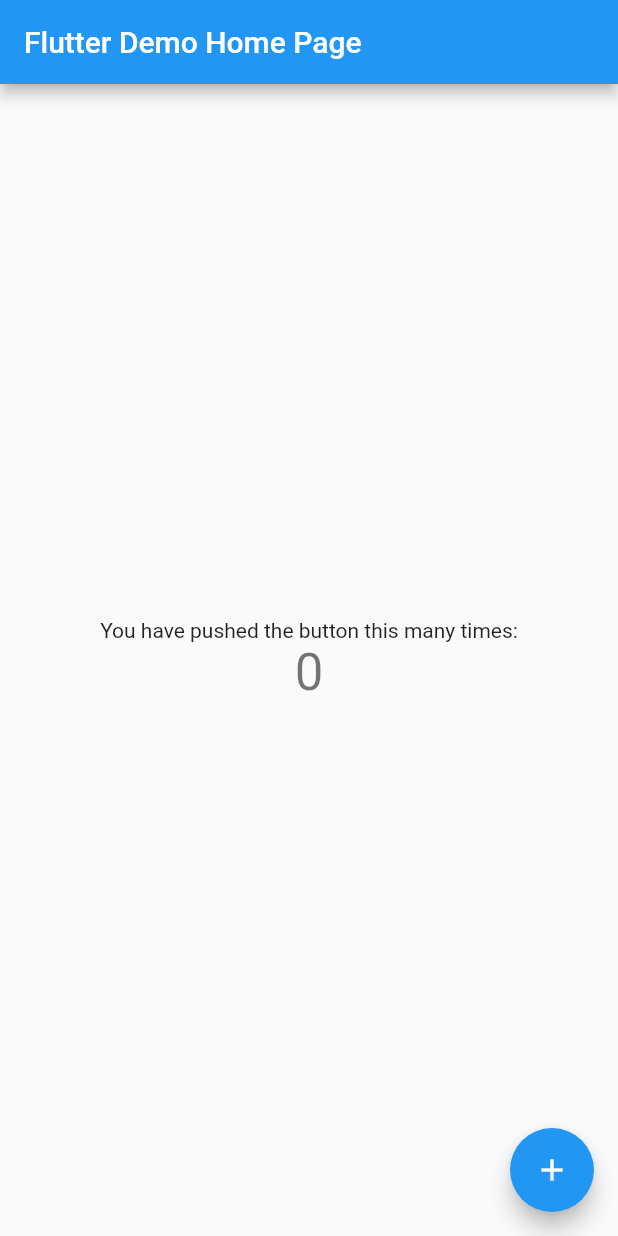
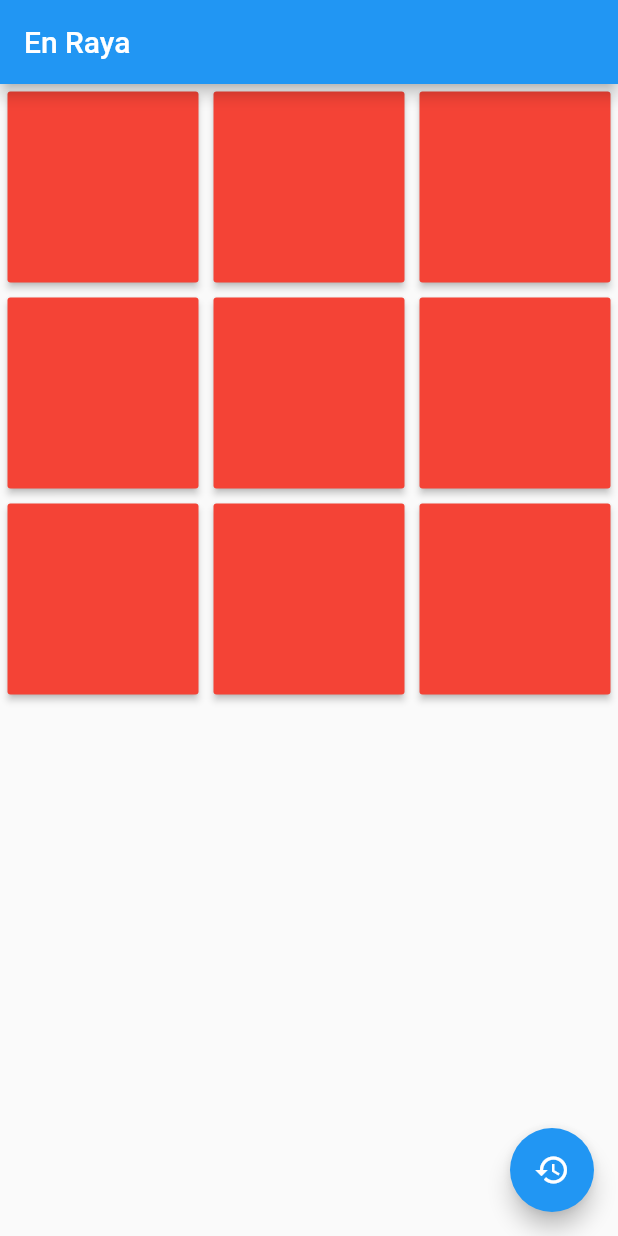
Before and after one commit to JhonatanPaucara/enRaya, a Flutter app: the screen it shows after launch, on a phone screen of 412 x 824 dp. Run offline on Flutter 3.47's test engine with Material 2 defaults, Android fonts, the phone set to English and light mode, and no system bars.

```diff
--- a/lib/main.dart
+++ b/lib/main.dart
@@ -10,7 +10,7 @@ class MyApp extends StatelessWidget {
       theme: ThemeData(
         primarySwatch: Colors.blue,
       ),
-      home: MyHomePage(title: 'Flutter Demo Home Page'),
+      home: MyHomePage(title: 'En Raya'),
     );
   }
 }
@@ -25,12 +25,36 @@ class MyHomePage extends StatefulWidget {
 
 class _MyHomePageState extends State<MyHomePage> {
   int _counter = 0;
+  var _marcas = [' ', ' ', ' ', ' ', ' ', ' ', ' ', ' ', ' '];
+  String _playerMark = ' ';
 
-  void _incrementCounter() {
+  void _incrementCounter(position) {
     setState(() {
-      _counter++;
+      if (_marcas[position] == ' ') {
+        _counter++;
+        _playerMark = 'O';
+        if (_counter % 2 == 0) {
+          _playerMark = 'X';
+        }
+        _marcas[position] = _playerMark;
+      }
     });
   }
+
+  void _resetGame() {
+    setState(() {
+      _counter = 0;
+      _marcas = [' ', ' ', ' ', ' ', ' ', ' ', ' ', ' ', ' '];
+    });
+  }
+
+  /*void _finishGame(){
+    var player1;
+    var player2;
+    for (var i = 0; i < _marcas.length; i++) {
+
+    }
+  }*/
 
   @override
   Widget build(BuildContext context) {
@@ -38,24 +62,32 @@ class _MyHomePageState extends State<MyHomePage> {
       appBar: AppBar(
         title: Text(widget.title),
       ),
-      body: Center(
-        child: Column(
-          mainAxisAlignment: MainAxisAlignment.center,
-          children: <Widget>[
-            Text(
-              'You have pushed the button this many times:',
+      body: GridView.count(
+        crossAxisCount: 3,
+        children: List.generate(9, (index) {
+          return Padding(
+            padding: EdgeInsets.all(5.0),
+            child: Container(
+              child: RaisedButton(
+                onPressed: () {
+                  _incrementCounter(index);
+                },
+                child: Text(
+                  _marcas[index],
+                  style: TextStyle(fontSize: 25.0),
+                ),
+                color: Colors.red,
+              ),
+              width: 50.0,
+              height: 50.0,
             ),
-            Text(
-              '$_counter',
-              style: Theme.of(context).textTheme.display1,
-            ),
-          ],
-        ),
+          );
+        }),
       ),
       floatingActionButton: FloatingActionButton(
-        onPressed: _incrementCounter,
-        tooltip: 'Increment',
-        child: Icon(Icons.add),
+        onPressed: _resetGame,
+        backgroundColor: Colors.blue,
+        child: Icon(Icons.restore),
       ),
     );
   }
```
Also changed, not shown: 1 other file.
